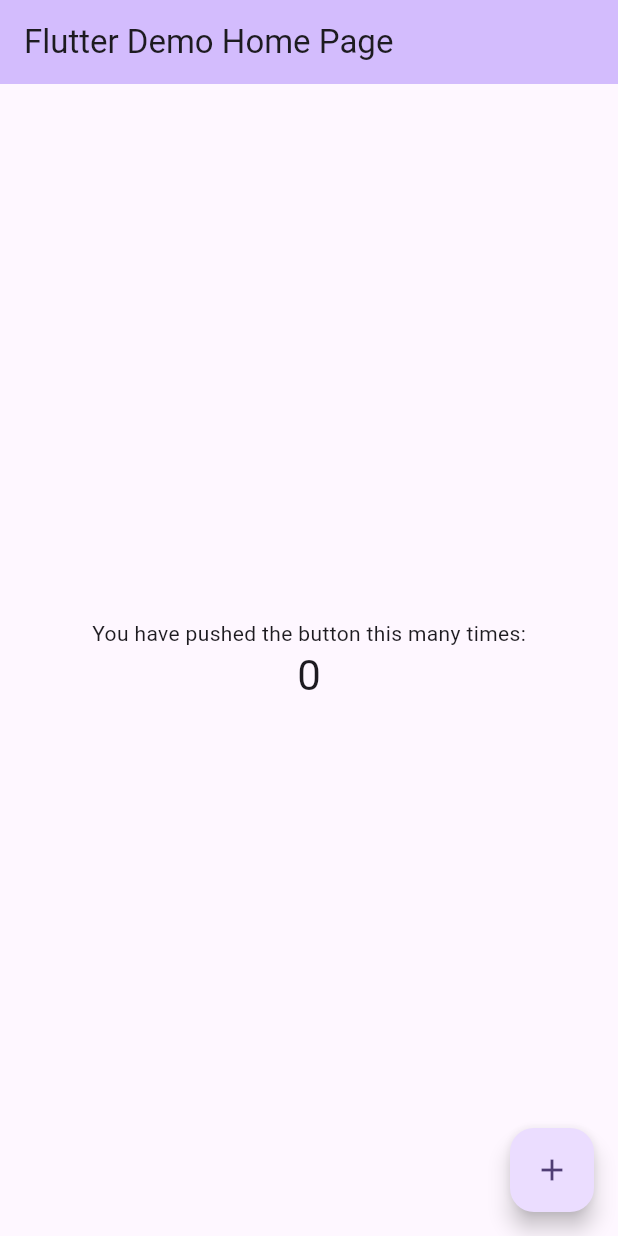
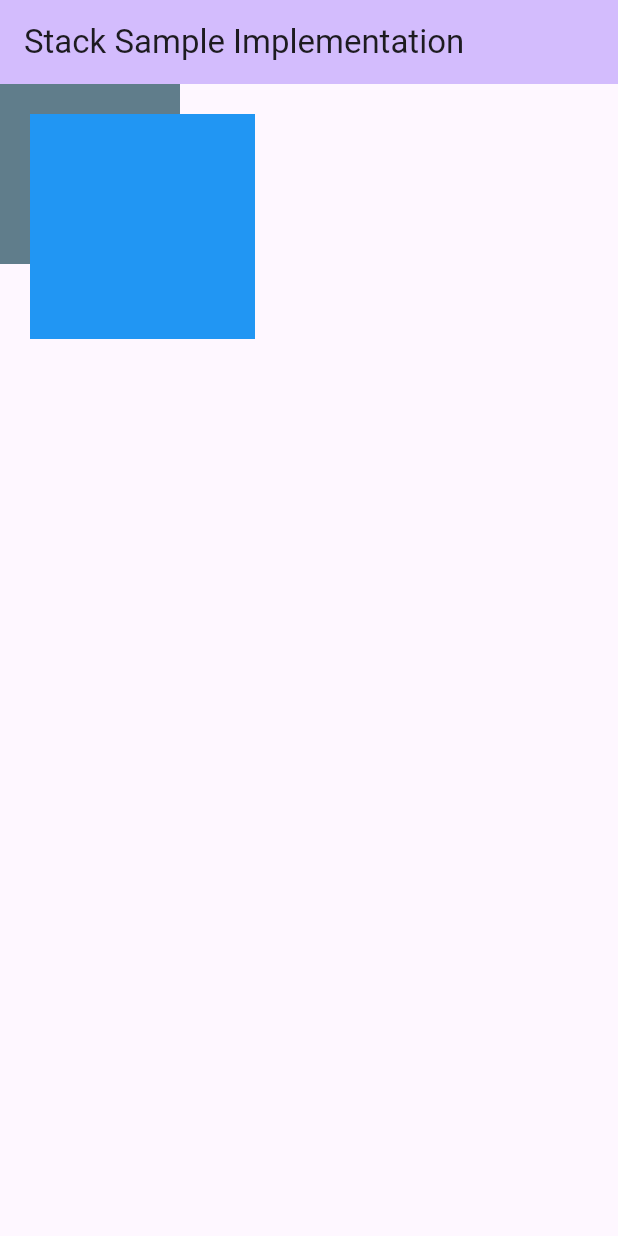
Before and after one commit to Vineet153015/stack, a Flutter app: the screen it shows after launch, on a phone screen of 412 x 824 dp. Run offline on Flutter 3.47's test engine with Material 3 defaults, Android fonts, the phone set to English and light mode, and no system bars.

Commit message:
Final Code
I have used Stack in which i can overlap the different widgets and the 1st widget will be the last widget and other widgets will overlap the first widget and position is used to position the widget

```diff
--- a/lib/main.dart
+++ b/lib/main.dart
@@ -13,40 +13,16 @@
     return MaterialApp(
       title: 'Flutter Demo',
       theme: ThemeData(
-        // This is the theme of your application.
-        //
-        // TRY THIS: Try running your application with "flutter run". You'll see
-        // the application has a purple toolbar. Then, without quitting the app,
-        // try changing the seedColor in the colorScheme below to Colors.green
-        // and then invoke "hot reload" (save your changes or press the "hot
-        // reload" button in a Flutter-supported IDE, or press "r" if you used
-        // the command line to start the app).
-        //
-        // Notice that the counter didn't reset back to zero; the application
-        // state is not lost during the reload. To reset the state, use hot
-        // restart instead.
-        //
-        // This works for code too, not just values: Most code changes can be
-        // tested with just a hot reload.
         colorScheme: ColorScheme.fromSeed(seedColor: Colors.deepPurple),
         useMaterial3: true,
       ),
-      home: const MyHomePage(title: 'Flutter Demo Home Page'),
+      home: const MyHomePage(title: 'Stack Sample Implementation'),
     );
   }
 }
 
 class MyHomePage extends StatefulWidget {
   const MyHomePage({super.key, required this.title});
-
-  // This widget is the home page of your application. It is stateful, meaning
-  // that it has a State object (defined below) that contains fields that affect
-  // how it looks.
-
-  // This class is the configuration for the state. It holds the values (in this
-  // case the title) provided by the parent (in this case the App widget) and
-  // used by the build method of the State. Fields in a Widget subclass are
-  // always marked "final".
 
   final String title;
 
@@ -55,71 +31,39 @@
 }
 
 class _MyHomePageState extends State<MyHomePage> {
-  int _counter = 0;
 
-  void _incrementCounter() {
-    setState(() {
-      // This call to setState tells the Flutter framework that something has
-      // changed in this State, which causes it to rerun the build method below
-      // so that the display can reflect the updated values. If we changed
-      // _counter without calling setState(), then the build method would not be
-      // called again, and so nothing would appear to happen.
-      _counter++;
-    });
-  }
 
   @override
   Widget build(BuildContext context) {
-    // This method is rerun every time setState is called, for instance as done
-    // by the _incrementCounter method above.
-    //
-    // The Flutter framework has been optimized to make rerunning build methods
-    // fast, so that you can just rebuild anything that needs updating rather
-    // than having to individually change instances of widgets.
+
     return Scaffold(
       appBar: AppBar(
-        // TRY THIS: Try changing the color here to a specific color (to
-        // Colors.amber, perhaps?) and trigger a hot reload to see the AppBar
-        // change color while the other colors stay the same.
+
         backgroundColor: Theme.of(context).colorScheme.inversePrimary,
-        // Here we take the value from the MyHomePage object that was created by
-        // the App.build method, and use it to set our appbar title.
         title: Text(widget.title),
       ),
-      body: Center(
-        // Center is a layout widget. It takes a single child and positions it
-        // in the middle of the parent.
-        child: Column(
-          // Column is also a layout widget. It takes a list of children and
-          // arranges them vertically. By default, it sizes itself to fit its
-          // children horizontally, and tries to be as tall as its parent.
-          //
-          // Column has various properties to control how it sizes itself and
-          // how it positions its children. Here we use mainAxisAlignment to
-          // center the children vertically; the main axis here is the vertical
-          // axis because Columns are vertical (the cross axis would be
-          // horizontal).
-          //
-          // TRY THIS: Invoke "debug painting" (choose the "Toggle Debug Paint"
-          // action in the IDE, or press "p" in the console), to see the
-          // wireframe for each widget.
-          mainAxisAlignment: MainAxisAlignment.center,
-          children: <Widget>[
-            const Text(
-              'You have pushed the button this many times:',
+      body: Container(
+        width: 200,
+        height: 200,
+        child: Stack(
+          children: [
+            Container(
+              width: 120,
+              height: 120,
+              color: Colors.blueGrey,
             ),
-            Text(
-              '$_counter',
-              style: Theme.of(context).textTheme.headlineMedium,
-            ),
+            Positioned(
+              left: 20,
+              top: 20,
+              child: Container(
+                width: 150,
+                height: 150,
+                color: Colors.blue,
+              ),
+            )
           ],
         ),
-      ),
-      floatingActionButton: FloatingActionButton(
-        onPressed: _incrementCounter,
-        tooltip: 'Increment',
-        child: const Icon(Icons.add),
-      ), // This trailing comma makes auto-formatting nicer for build methods.
+      )
     );
   }
 }
```
Also changed, not shown: pubspec.lock.
